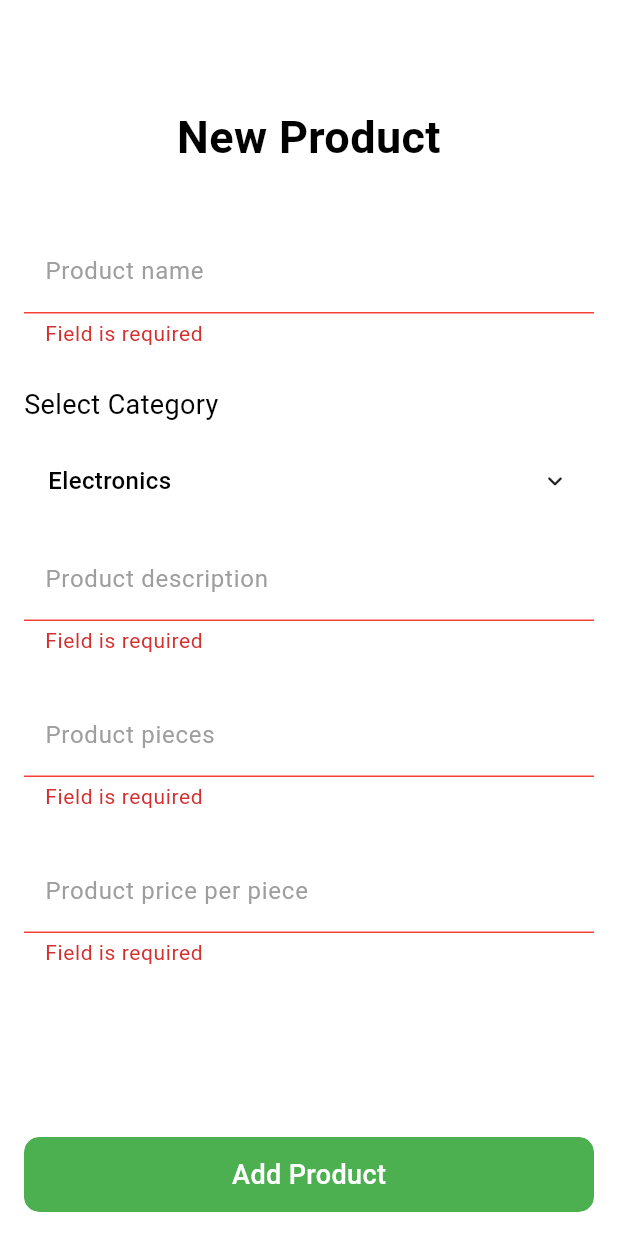
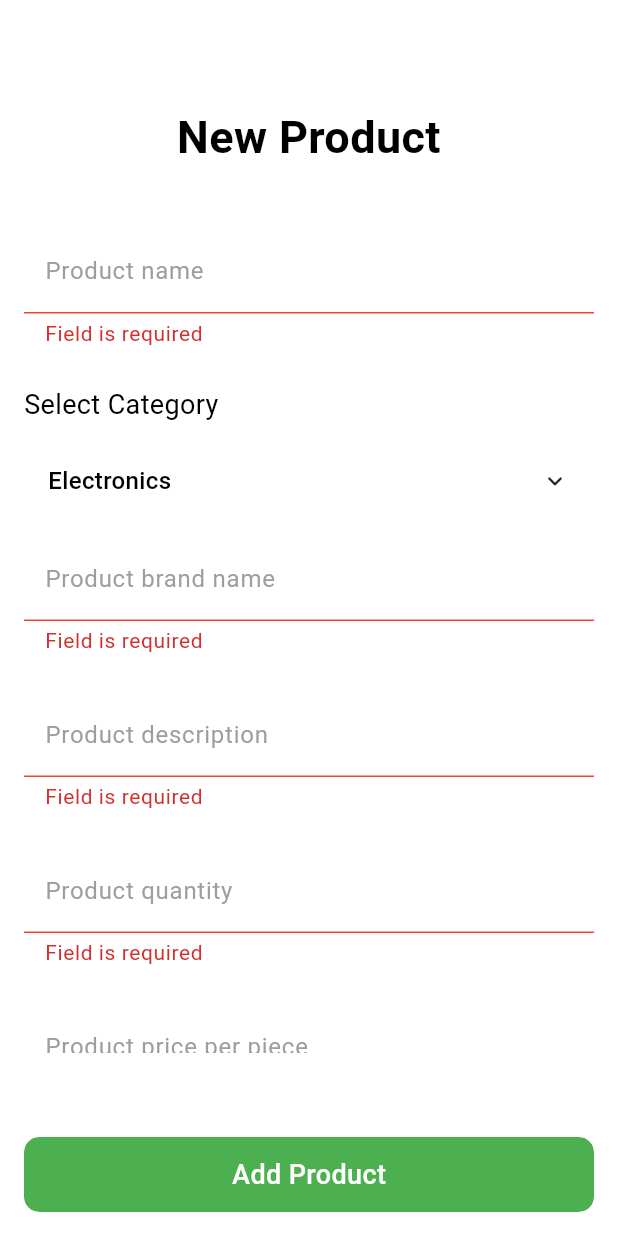
Before and after one commit to mananKoyawala/sle-seller, a Flutter app: the AddProductScreen screen opened directly, after a tap on "Add Product", on a phone screen of 412 x 824 dp. Run offline on Flutter 3.47's test engine with Material 3 defaults, Android fonts, the light colour scheme and no system bars; drawn by our look-alikes of animated_custom_dropdown; our stand-ins replace flutter_dotenv, flutter_inset_box_shadow, flutter_riverpod, fluttertoast, shared_preferences; accounts and stored records are empty; Roboto replaces fonts that are missing (popins).

Commit message:
product add completed

```diff
--- a/lib/Screen/add_products_screen.dart
+++ b/lib/Screen/add_products_screen.dart
@@ -4,15 +4,16 @@ import 'package:sle_seller/Package/Text_Button.dart';
 import 'package:sle_seller/Package/Utils.dart';
 import 'package:sle_seller/provider/add_products_provider.dart';
 import 'package:animated_custom_dropdown/custom_dropdown.dart';
-
+import 'package:flutter_riverpod/flutter_riverpod.dart';
 import '../../Package/PackageConstants.dart';
 
-class AddProductScreen extends StatelessWidget
+class AddProductScreen extends ConsumerWidget
     with text_with_button, formField, utils {
   AddProductScreen({super.key});
   AddProductsController ctr = AddProductsController();
   @override
-  Widget build(BuildContext context) {
+  Widget build(BuildContext context, WidgetRef ref) {
+    var isLoading = ref.watch(isAddProductLoadingProvider);
     return Scaffold(
       body: CP(
         h: 16,
@@ -67,6 +68,18 @@ class AddProductScreen extends StatelessWidget
                       textFormField(
                         context: context,
                         funValidate: (val) => Validator.fieldRequired(val),
+                        controller: ctr.productBrandCtr,
+                        isborder: false,
+                        hintText: "Product brand name",
+                        maxLength: 20,
+                        textInputType: TextInputType.text,
+                        fieldColor: Colors.green,
+                        onClickColor: Colors.green,
+                      ),
+                      sizeH25(),
+                      textFormField(
+                        context: context,
+                        funValidate: (val) => Validator.fieldRequired(val),
                         controller: ctr.productDescriptionCtr,
                         isborder: false,
                         hintText: "Product description",
@@ -79,9 +92,9 @@ class AddProductScreen extends StatelessWidget
                       textFormField(
                         context: context,
                         funValidate: (val) => Validator.onlyNumber(val),
-                        controller: ctr.productPiecesCtr,
+                        controller: ctr.productQuantityCtr,
                         isborder: false,
-                        hintText: "Product pieces",
+                        hintText: "Product quantity",
                         textInputType: TextInputType.number,
                         maxLength: 10,
                         fieldColor: Colors.green,
@@ -113,10 +126,10 @@ class AddProductScreen extends StatelessWidget
                 visible: visibility(),
                 child: simpleButton(
                     onTap: () {
-                      ctr.onSubmit();
+                      ctr.onSubmit(ref);
                     },
                     title: text(
-                      text: "Add Product",
+                      text: isLoading ? "Processing..." : "Add Product",
                       fontSize: 18,
                       fontWeight: 5,
                       textColor: Colors.white,
--- a/lib/Screen/profile_screen.dart
+++ b/lib/Screen/profile_screen.dart
@@ -8,7 +8,6 @@ import 'package:sle_seller/Screen/Auth/auth_screen.dart';
 import 'package:sle_seller/Screen/edit_profile_screen.dart';
 import 'package:sle_seller/Screen/update_password_screen.dart';
 import 'package:sle_seller/helper/seller_api_helper.dart';
-import 'package:sle_seller/provider/Auth/login_provider.dart';
 import 'package:sle_seller/provider/Auth/signup_provider.dart';
 import 'package:sle_seller/provider/dashboard_provider.dart';
 import 'package:sle_seller/provider/shared_preference.dart';
@@ -176,6 +175,7 @@ class ProfileScreen extends ConsumerWidget with text_with_button, utils {
   deleteAccount() async {}
 
   _logoutDetails() async {
+    pref.resetAll();
     await pref.setIsLoggedIn(false);
     await pref.setSellerData("", "", "", "", "", "", "", "", "", "", "", "");
   }
--- a/lib/api/api_service.dart
+++ b/lib/api/api_service.dart
@@ -70,4 +70,53 @@ class ApiService {
       Uri.parse('$baseURL/sellers/$id'),
     );
   }
+
+  Future<http.Response> addProduct(String name, category, brand, description,
+      image, seller_id, int quantity, price) async {
+    return await http.post(Uri.parse('$baseURL/products'),
+        body: jsonEncode({
+          'p_name': name,
+          'p_category': category,
+          'p_brand': brand,
+          'p_description': description,
+          'p_image': image,
+          'p_price': price,
+          'p_quantity': quantity,
+          's_id': seller_id,
+        }),
+        headers: {"Content-Type": "application/json"});
+  }
+
+  Future<http.Response> getProductByID(String product_id) async {
+    return await http.get(Uri.parse('$baseURL/products/$product_id'));
+  }
+
+  Future<http.Response> deleteProduct(String product_id) async {
+    return await http.delete(Uri.parse('$baseURL/products/$product_id'));
+  }
+
+  Future<http.Response> getAllProductsBySeller(String seller_id) async {
+    return await http
+        .get(Uri.parse('$baseURL/products/category?s_id=$seller_id'));
+  }
+
+  Future<http.Response> updateProductDetails(String product_id, name, category,
+      brand, description, image, seller_id, int quantity, price) async {
+    return await http.put(Uri.parse('$baseURL/products/$product_id'),
+        body: jsonEncode({
+          'p_name': name,
+          'p_category': category,
+          'p_brand': brand,
+          'p_description': description,
+          'p_image': image,
+          'p_price': price,
+          'p_quantity': quantity,
+          's_id': seller_id,
+        }),
+        headers: {"Content-Type": "application/json"});
+  }
+
+  Future<http.Response> changeProductStatus(String product_id) async {
+    return await http.patch(Uri.parse('$baseURL/products/$product_id'));
+  }
 }
--- /dev/null
+++ b/lib/helper/product_api_helper.dart
@@ -0,0 +1,50 @@
+import 'dart:convert';
+import 'package:sle_seller/Package/PackageConstants.dart';
+import 'package:sle_seller/api/api_service.dart';
+import 'package:sle_seller/models/Product.dart';
+import 'package:sle_seller/provider/shared_preference.dart';
+
+class ProductApiHelper {
+  ApiService apiService = ApiService();
+  SharedPreference pref = SharedPreference();
+
+  Future<void> addProduct(String name, category, brand, description, image,
+      seller_id, int quantity, int price) async {
+    final response = await apiService.addProduct(
+        name, category, brand, description, image, seller_id, quantity, price);
+    final responseBody = jsonDecode(response.body);
+
+    if (response.statusCode == 200) {
+      // final data = responseBody["data"] ?? '';
+      // final Product product = Product.fromJson(data);
+      // printDebug(">>>${product.name}");
+      toast("Product added.");
+      Navigation.pop();
+    } else {
+      final data = responseBody["error"] ?? '';
+      printDebug(">>>$data");
+      toast("Failed to add product");
+    }
+  }
+
+  Future<List<Product>> getAllSellerProducts() async {
+    await Future.delayed(const Duration(milliseconds: 150));
+    printDebug(">>>seller_id ${pref.id}");
+
+    final response = await apiService.getAllProductsBySeller(pref.id);
+    final responseBody = jsonDecode(response.body);
+
+    if (response.statusCode == 200) {
+      final dataList = responseBody["data"] as List<dynamic>? ?? [];
+      final List<Product> products =
+          dataList.map((data) => Product.fromJson(data)).toList();
+
+      printDebug(">>>${products.length}");
+      return products;
+    } else {
+      final data = responseBody["error"] ?? '';
+      printDebug(">>>$data");
+      return [];
+    }
+  }
+}
--- /dev/null
+++ b/lib/models/Product.dart
@@ -0,0 +1,48 @@
+class Product {
+  final String id;
+  final String name;
+  final String category;
+  final String brand;
+  final bool status;
+  final String description;
+  final int quantity;
+  final String image_url;
+  final int price;
+  final String seller_id;
+  final String seller_first_name;
+  final String seller_last_name;
+  final String seller_phone;
+
+  Product(
+      {required this.seller_first_name,
+      required this.seller_last_name,
+      required this.seller_phone,
+      required this.id,
+      required this.status,
+      required this.name,
+      required this.category,
+      required this.brand,
+      required this.description,
+      required this.quantity,
+      required this.price,
+      required this.image_url,
+      required this.seller_id});
+
+  factory Product.fromJson(Map<String, dynamic> json) {
+    return Product(
+      id: json["p_id"],
+      name: json["p_name"],
+      category: json["p_category"],
+      brand: json["p_brand"],
+      status: json["p_status"],
+      description: json["p_description"],
+      quantity: json["p_quantity"],
+      price: json["p_price"],
+      image_url: json["p_image"],
+      seller_id: json["s_id"],
+      seller_first_name: json["s_first_name"] ?? '', // it might be null
+      seller_last_name: json["s_last_name"] ?? '',
+      seller_phone: json["s_phone"] ?? '',
+    );
+  }
+}
--- a/lib/provider/add_products_provider.dart
+++ b/lib/provider/add_products_provider.dart
@@ -1,11 +1,15 @@
 import 'package:flutter/material.dart';
-import 'package:sle_seller/Package/PackageConstants.dart';
+import 'package:flutter_riverpod/flutter_riverpod.dart';
+import 'package:sle_seller/helper/product_api_helper.dart';
+import 'package:sle_seller/provider/shared_preference.dart';
 
 class AddProductsController {
+  var onClicked = false;
   final formKey = GlobalKey<FormState>();
   final productNameCtr = TextEditingController();
   final productDescriptionCtr = TextEditingController();
-  final productPiecesCtr = TextEditingController();
+  final productBrandCtr = TextEditingController();
+  final productQuantityCtr = TextEditingController();
   final productPriceCtr = TextEditingController();
   List<String> productCategories = [
     "Electronics",
@@ -32,11 +36,27 @@ class AddProductsController {
     "Outdoor furniture and equipment",
   ];
   String category = "Electronics";
-
-  void onSubmit() {
-    if (formKey.currentState!.validate()) {
-      toast("validate");
-      toast(category);
+  ProductApiHelper helper = ProductApiHelper();
+  SharedPreference pref = SharedPreference();
+  void onSubmit(WidgetRef ref) async {
+    if (formKey.currentState!.validate() && !onClicked) {
+      onClicked = true;
+      onChangeAddProductProvider(ref, true);
+      int quantity = int.parse(productQuantityCtr.text);
+      int price = int.parse(productPriceCtr.text);
+      await helper.addProduct(
+          productNameCtr.text,
+          category,
+          productBrandCtr.text,
+          productDescriptionCtr.text,
+          "https://i.pinimg.com/564x/e1/6f/15/e16f154f2942e0f840c522a1af9566f1.jpg",
+          pref.id,
+          quantity,
+          price);
+      onChangeAddProductProvider(ref, false);
+      onClicked = false;
+      category = "Electronics";
+      resetAll();
     }
   }
 
@@ -44,10 +64,19 @@ class AddProductsController {
     category = val;
   }
 
-  void onDispose() {
-    productNameCtr.dispose();
-    productDescriptionCtr.dispose();
-    productPiecesCtr.dispose();
-    productPriceCtr.dispose();
+  void resetAll() {
+    productNameCtr.clear();
+    productDescriptionCtr.clear();
+    productQuantityCtr.clear();
+    productPriceCtr.clear();
+    productBrandCtr.clear();
   }
 }
+
+final isAddProductLoadingProvider = StateProvider<bool>((ref) {
+  return false;
+});
+
+void onChangeAddProductProvider(WidgetRef ref, bool val) {
+  ref.read(isAddProductLoadingProvider.notifier).state = val;
+}
```
Also changed, not shown: lib/Screen/home_screen.dart (+37 -22 lines), lib/provider/shared_preference.dart (+16 -1 lines).
